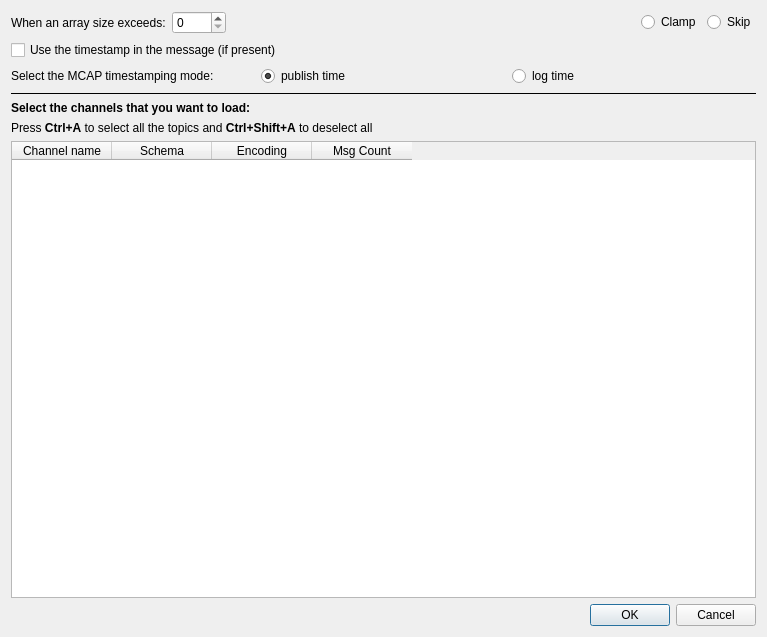
Qt form plotjuggler_plugins/DataLoadMCAP/dialog_mcap.ui (simonsag96/PlotJuggler) before a commit.
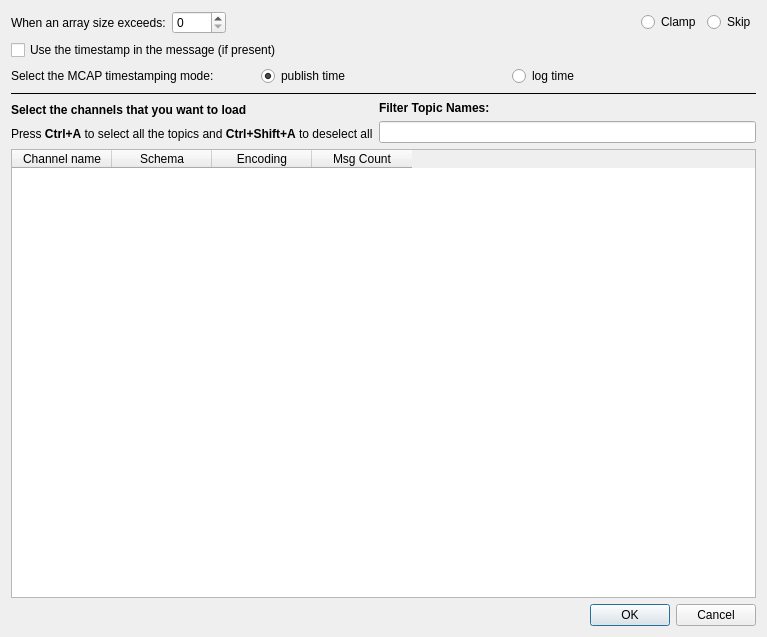
The same form after that commit.

Commit message: add possibility to filter topic names into mcap dialog

What changed in the file:
```diff
--- a/plotjuggler_plugins/DataLoadMCAP/dialog_mcap.ui
+++ b/plotjuggler_plugins/DataLoadMCAP/dialog_mcap.ui
@@ -117,6 +117,10 @@
     </widget>
    </item>
    <item>
+    <layout class="QHBoxLayout" name="horizontalLayout_4">
+     <item>
+      <layout class="QVBoxLayout" name="verticalLayout_2">
+       <item>
     <widget class="QLabel" name="label">
      <property name="font">
       <font>
@@ -125,16 +129,60 @@
       </font>
      </property>
      <property name="text">
-      <string>Select the channels that you want to load:</string>
+          <string>Select the channels that you want to load</string>
      </property>
     </widget>
    </item>
    <item>
-    <widget class="QLabel" name="label_4">
+        <widget class="QLabel" name="labelUsageHint">
+         <property name="font">
+          <font>
+           <pointsize>9</pointsize>
+          </font>
+         </property>
      <property name="text">
-      <string>&lt;html&gt;&lt;head/&gt;&lt;body&gt;&lt;p&gt;Press &lt;span style=&quot; font-weight:600;&quot;&gt;Ctrl+A&lt;/span&gt; to select all the topics and &lt;span style=&quot; font-weight:600;&quot;&gt;Ctrl+Shift+A&lt;/span&gt; to deselect all&lt;/p&gt;&lt;/body&gt;&lt;/html&gt;</string>
-     </property>
-    </widget>
+          <string>&lt;html&gt;&lt;head/&gt;&lt;body&gt;&lt;p&gt;Press
+           &lt;span style=&quot;
+           font-weight:600;&quot;&gt;Ctrl+A&lt;/span&gt; to select
+           all the topics and &lt;span style=&quot;
+           font-weight:600;&quot;&gt;Ctrl+Shift+A&lt;/span&gt; to
+           deselect all&lt;/p&gt;&lt;/body&gt;&lt;/html&gt;</string>
+         </property>
+        </widget>
+       </item>
+      </layout>
+     </item>
+     <item>
+      <layout class="QVBoxLayout" name="verticalLayout_3">
+       <item>
+        <widget class="QLabel" name="labelFilter">
+         <property name="font">
+          <font>
+           <weight>75</weight>
+           <bold>true</bold>
+          </font>
+         </property>
+         <property name="text">
+          <string>Filter Topic Names: </string>
+         </property>
+        </widget>
+       </item>
+       <item>
+        <widget class="QLineEdit" name="lineEditFilter">
+         <property name="maximumSize">
+          <size>
+           <width>400</width>
+           <height>16777215</height>
+          </size>
+         </property>
+         <property name="clearButtonEnabled">
+          <bool>true</bool>
+         </property>
+        </widget>
+       </item>
+      </layout>
+     </item>
+    </layout>
    </item>
    <item>
     <widget class="QTableWidget" name="tableWidget">
```
Left out of the diff: 4 changed lines with no effect on the pictures. Lines whose indentation alone changed are shown as unchanged. The commit also changes 2 other files.
